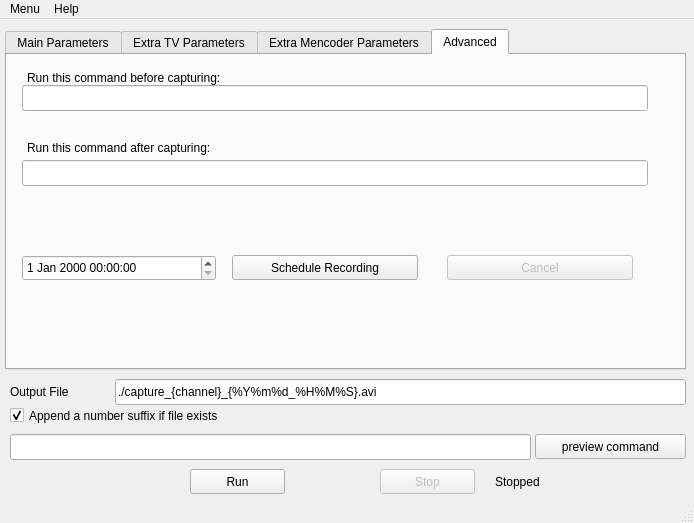
sbruno/mtvcgui, file ui/mtvcgui.ui: the form before one commit.
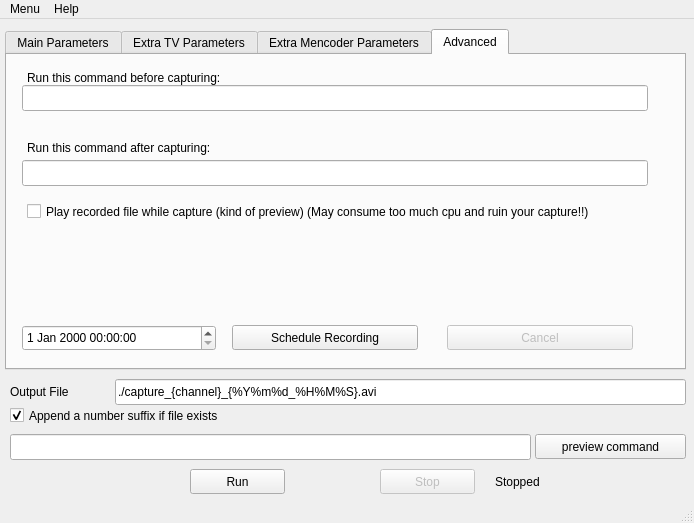
The form after the commit. The open tabs and pages were chosen to show the change.

Commit message: Added options to preview the channel, and play the recorded file while capturing

The edit to the form file:
```diff
--- a/ui/mtvcgui.ui
+++ b/ui/mtvcgui.ui
@@ -1016,7 +1016,7 @@
       <property name="geometry" >
        <rect>
         <x>15</x>
-        <y>200</y>
+        <y>270</y>
         <width>194</width>
         <height>26</height>
        </rect>
@@ -1026,7 +1026,7 @@
       <property name="geometry" >
        <rect>
         <x>225</x>
-        <y>200</y>
+        <y>270</y>
         <width>186</width>
         <height>25</height>
        </rect>
@@ -1042,7 +1042,7 @@
       <property name="geometry" >
        <rect>
         <x>440</x>
-        <y>200</y>
+        <y>270</y>
         <width>186</width>
         <height>25</height>
        </rect>
@@ -1054,6 +1054,19 @@
        <bool>false</bool>
       </property>
      </widget>
+     <widget class="QCheckBox" name="play_while_recording" >
+      <property name="geometry" >
+       <rect>
+        <x>20</x>
+        <y>145</y>
+        <width>611</width>
+        <height>23</height>
+       </rect>
+      </property>
+      <property name="text" >
+       <string>Play recorded file while capture (kind of preview) (May consume too much cpu and ruin your capture!!)</string>
+      </property>
+     </widget>
     </widget>
    </widget>
    <widget class="QCheckBox" name="append_suffix" >
```
Left out of the diff: 38 changed lines with no effect on the pictures. The commit also changes 2 other files.
